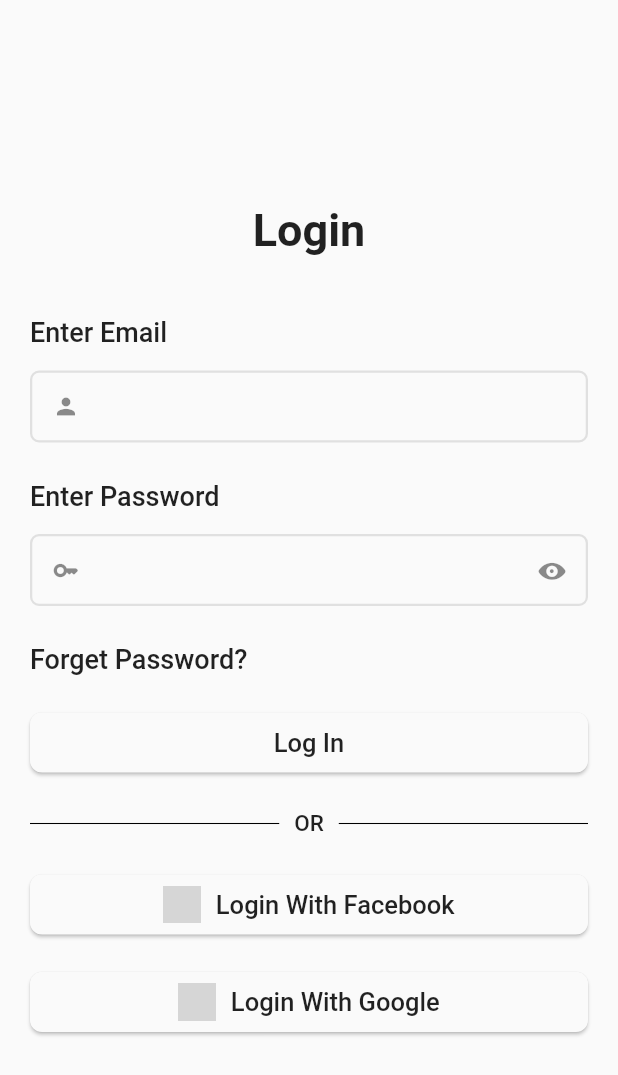
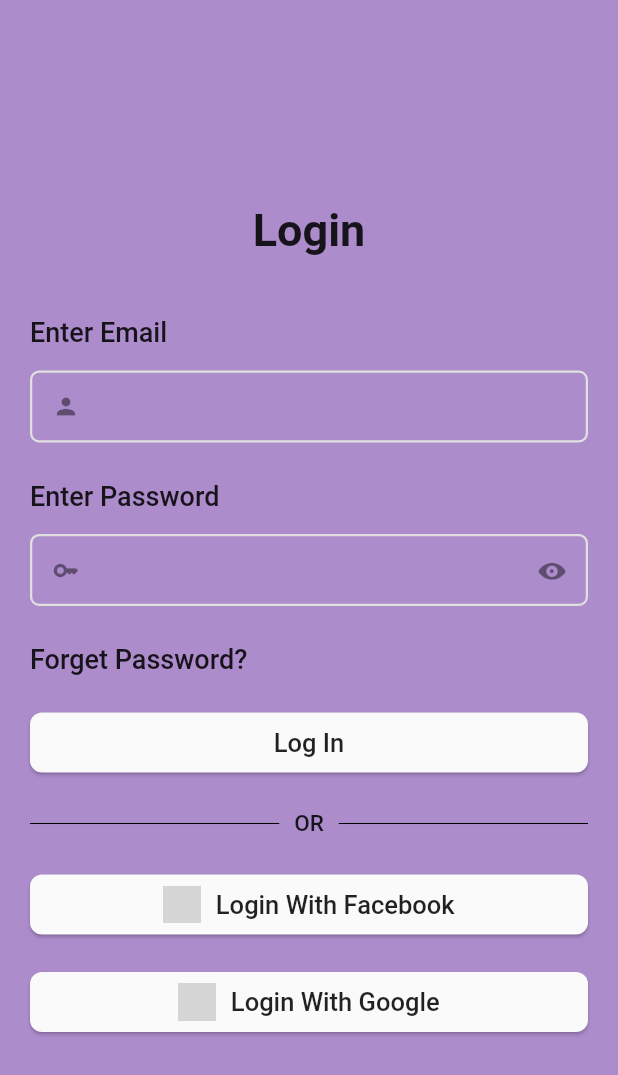
Before and after one commit to MayurDhaduk-2832/market, a Flutter app: the screen it shows after launch, on a phone screen of 412 x 824 dp. Shown: the top 1075 px of the screen. Run offline on Flutter 3.47's test engine with Material 2 defaults, Android fonts, the phone set to English and light mode, and no system bars; our stand-ins replace get; network calls fail; grey boxes are pictures that could not be loaded.

```diff
--- a/lib/AllStatic/color.dart
+++ b/lib/AllStatic/color.dart
@@ -8,4 +8,5 @@ class LocalKeyColor
 {
  static Color WhiteColor = Colors.white;
  static Color offWhiteColor = Colors.white70;
+ static Color BackgroundColor = Color(0x76540D96);
 }
--- a/lib/pages/login_page.dart
+++ b/lib/pages/login_page.dart
@@ -1,5 +1,6 @@
 import 'package:flutter/cupertino.dart';
 import 'package:flutter/material.dart';
+import 'package:sellproducts/AllStatic/color.dart';
 import 'package:sellproducts/customs/custom_textfield.dart';
 
 class LoginScreen extends StatefulWidget {
@@ -20,6 +21,7 @@ class _LoginScreenState extends State<LoginScreen> {
     return Scaffold(
       body: Center(
         child: Container(
+          color: LocalKeyColor.BackgroundColor,
           padding: const EdgeInsets.only(left: 20, right: 20),
           height: height,
           width: width,
```
Also changed, not shown: pubspec.lock, 1 other file.
